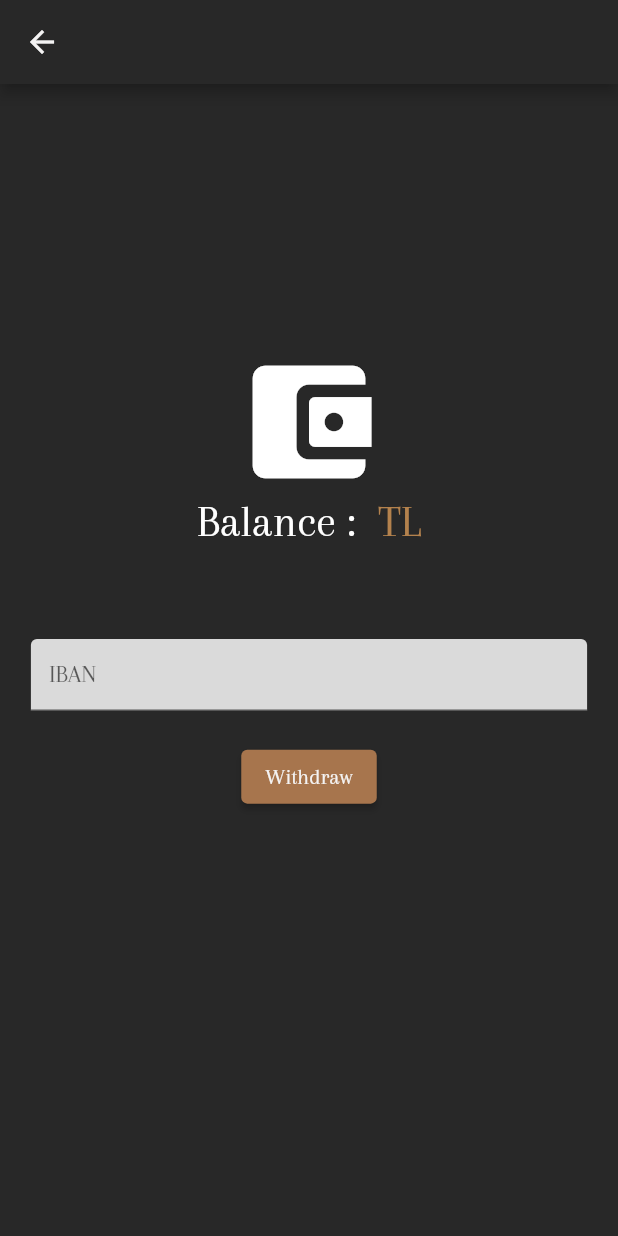
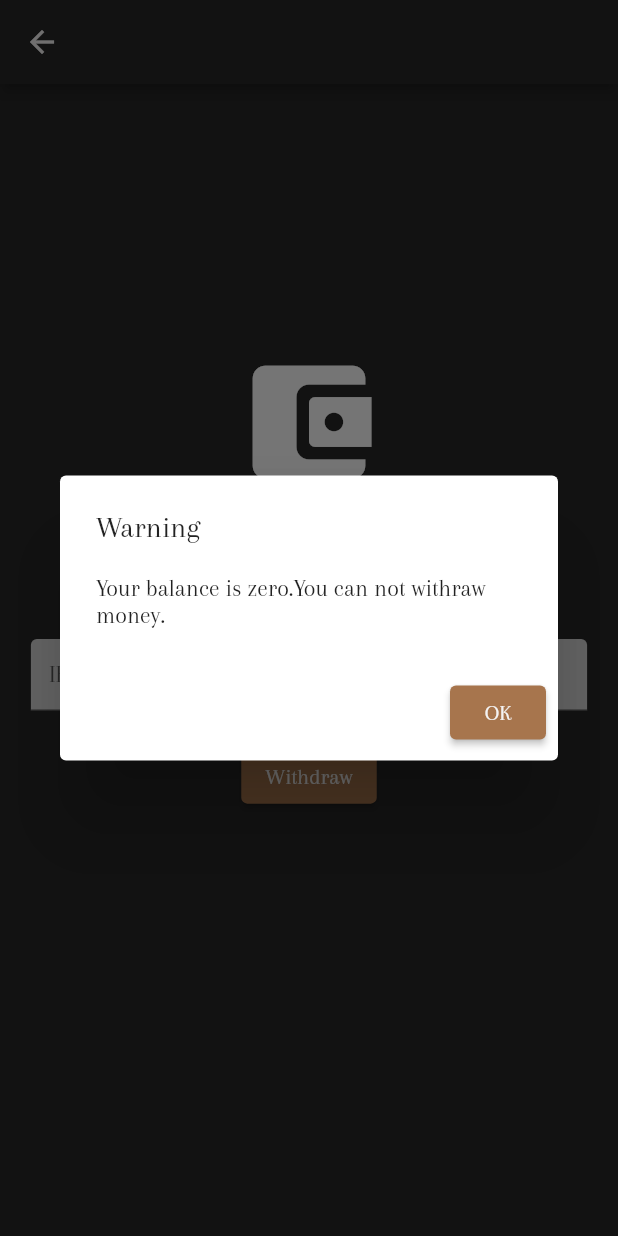
Before and after one commit to toastwareDevelopers/rent-car-with-driver-app, a Flutter app: the BalanceScreen screen opened directly with empty values, after a tap on "Withdraw", on a phone screen of 412 x 824 dp. Run offline on Flutter 3.47's test engine with Material 2 defaults, Android fonts, the phone set to English and light mode, and no system bars; our stand-ins replace another_xlider, flutter_chat_bubble, image_picker, socket_io_client; missing offline and left inert: iban.

Commit message:
driver balance backend connection is added

```diff
--- a/lib/constants/api_path.dart
+++ b/lib/constants/api_path.dart
@@ -1,3 +1,3 @@
 class ApiPaths {
-  static String serverIP = "localhost:3000";
+  static String serverIP = "192.168.1.114:3000";
 }
--- a/lib/models/driver.dart
+++ b/lib/models/driver.dart
@@ -26,6 +26,7 @@ class Driver {
   List<String> trips;
   String profileImage;
   List<String> reviews;
+  int balance;
 
   Driver({
     this.id = "null",
@@ -51,6 +52,7 @@ class Driver {
     this.trips = const [],
     this.profileImage = "null",
     this.reviews = const[],
+    this.balance = 0
   });
 
   factory Driver.fromJson(Map<String, dynamic> json) => _$DriverFromJson(json);
--- a/lib/views/profile/driver_balance.dart
+++ b/lib/views/profile/driver_balance.dart
@@ -1,10 +1,11 @@
 import 'package:flutter/material.dart';
-
+import 'package:rentcarmobile/services/profile.dart';
+import '../../models/driver.dart';
 import '../../utils/input_validator.dart';
+import '../../utils/warning_alert.dart';
 
 class BalanceScreen extends StatefulWidget {
   const BalanceScreen({Key? key}) : super(key: key);
-
   @override
   State<BalanceScreen> createState() => _BalanceScreenState();
 }
@@ -12,9 +13,10 @@ class BalanceScreen extends StatefulWidget {
 class _BalanceScreenState extends State<BalanceScreen> {
   @override
   Widget build(BuildContext context) {
-    String balance = ModalRoute.of(context)!.settings.arguments as String;
+    Driver driver = ModalRoute.of(context)!.settings.arguments as Driver;
     double phoneHeight = MediaQuery.of(context).size.height;
     double phoneWidth = MediaQuery.of(context).size.width;
+    String? ibanValue = "";
     return Scaffold(
       appBar: AppBar(),
       body: SingleChildScrollView(
@@ -44,12 +46,15 @@ class _BalanceScreenState extends State<BalanceScreen> {
                                 color: Colors.white,
                                 fontSize: 30,
                                 fontFamily: "Arapey"),
-                          children: [TextSpan(text: " $balance TL",
+                            children: [
+                              TextSpan(
+                                text: " ${driver.balance} TL",
                                 style: const TextStyle(
                                     color: Color.fromARGB(255, 180, 130, 77),
                                     fontSize: 30,
-                                fontFamily: "Arapey"),)]
-                        ),
+                                    fontFamily: "Arapey"),
+                              )
+                            ]),
                       ),
                     ],
                   ),
@@ -68,8 +73,11 @@ class _BalanceScreenState extends State<BalanceScreen> {
                             decoration: const InputDecoration(hintText: "IBAN"),
                             autovalidateMode:
                                 AutovalidateMode.onUserInteraction,
-                            validator: (value) =>
-                                InputValidator.validateIBAN(value),
+                            validator: (value) {
+                              ibanValue = value;
+                              InputValidator.validateIBAN(value);
+                              return null;
+                            },
                           ),
                         ),
                       ),
@@ -78,7 +86,40 @@ class _BalanceScreenState extends State<BalanceScreen> {
                       child: Container(
                         alignment: Alignment.topCenter,
                         child: ElevatedButton(
-                          onPressed: () {},
+                          onPressed: () async {
+                            if (driver.balance == 0) {
+                              WarningAlert.showWarningDialog(
+                                  context,
+                                  "Your balance is zero.You can not withraw money.",
+                                  () => Navigator.pop(context));
+                            } else if (InputValidator.validateIBAN(ibanValue) !=
+                                "") {
+                              WarningAlert.showWarningDialog(
+                                  context,
+                                  "Please enter valid iban.",
+                                  () => Navigator.pop(context));
+                            } else {
+                              int statusCode =
+                                  await ProfileService.withdrawDriver(
+                                      driver.id);
+                              if (statusCode == 200) {
+                                WarningAlert.showWarningDialog(context,
+                                    "Your money has been successfully transferred to your account.",
+                                    () {
+                                  Navigator.popUntil(context,
+                                      ModalRoute.withName('/driverMain'));
+                                  Navigator.pushNamed(
+                                      context, '/profileDriverPersonal',
+                                      arguments: driver.id);
+                                });
+                              } else {
+                                WarningAlert.showWarningDialog(
+                                    context,
+                                    "Sorry, we are unable to process your transaction at this time. Please try again later.",
+                                    () => Navigator.pop(context));
+                              }
+                            }
+                          },
                           child: const Text("Withdraw"),
                         ),
                       ),
--- a/lib/views/profile/driver_profile.dart
+++ b/lib/views/profile/driver_profile.dart
@@ -42,7 +42,7 @@ class _DriverProfileScreenState extends State<DriverProfileScreen> {
                   child: IconButton(
                     onPressed: () {
                       Navigator.pushNamed(context, "/balanceDriver",
-                          arguments: "150");
+                          arguments: driver);
                     },
                     icon: Icon(Icons.account_balance_wallet),
                   ),
```
Also changed, not shown: lib/services/profile.dart (+16 -1 lines), lib/models/driver.g.dart. Lines whose indentation alone changed are shown as unchanged.
